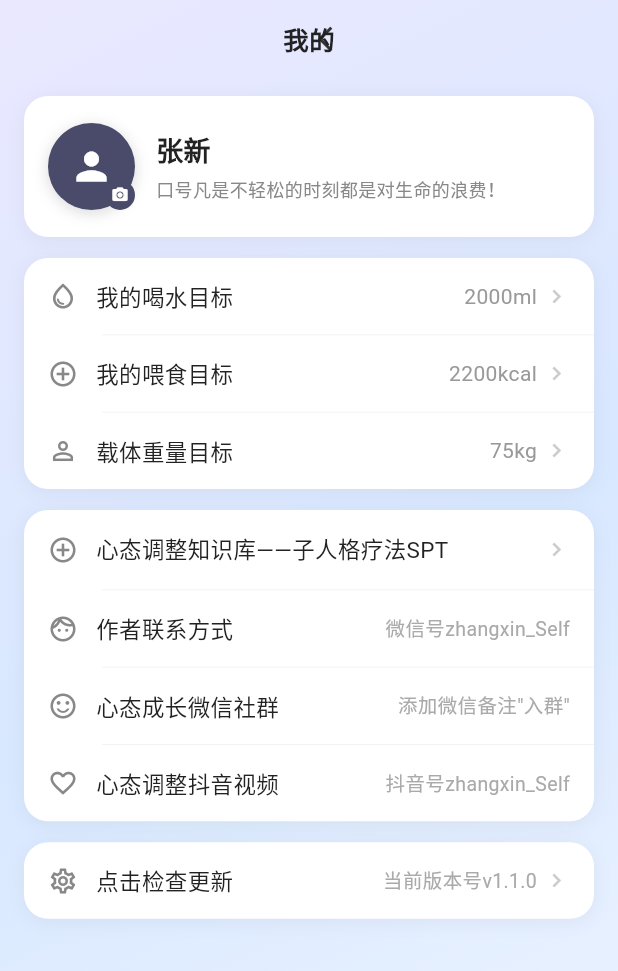
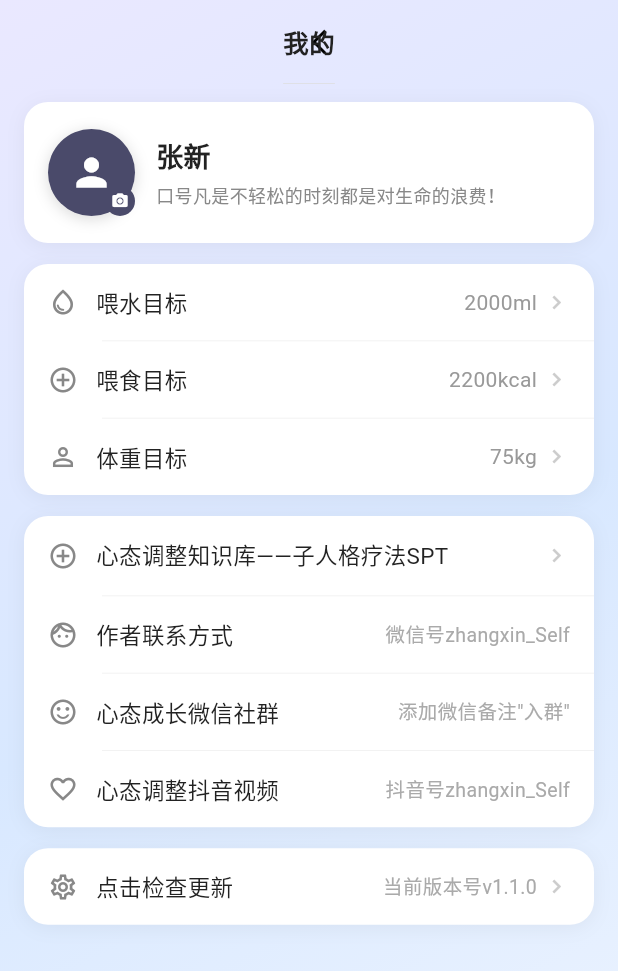
Before and after one commit to zhangxin142603-jpg/health_tracker, a Flutter app: the screen it shows after launch, after a tap on an icon or button, on a phone screen of 412 x 824 dp. Shown: the top 971 px of the screen. Run offline on Flutter 3.47's test engine with Material 3 defaults, Android fonts, the phone set to English and light mode, and no system bars; our stand-ins replace image_picker, package_info_plus, webview_flutter; Roboto replaces fonts that are missing (PingFang SC).

Commit message:
feat: 优化个人资料页面UI，添加头像显示和页面过渡动画
- 首页头像显示用户上传的头像
- 个人资料页面添加从右向左滑动过渡动画
- 调整多个页面的AppBar高度和图标颜色
- 更新pubspec.lock使用国内镜像源

```diff
--- a/lib/main.dart
+++ b/lib/main.dart
@@ -1,3 +1,4 @@
+import 'dart:io';
 import 'package:flutter/material.dart';
 import 'package:flutter_localizations/flutter_localizations.dart';
 import 'package:provider/provider.dart';
@@ -198,23 +199,23 @@ class _HomePageState extends State<HomePage> {
               child: GestureDetector(
                 onTap: () => Navigator.push(
                   context,
-                  MaterialPageRoute(builder: (_) => const ProfilePage()),
-                ),
-                child: Container(
-                  width: 40,
-                  height: 40,
-                  decoration: BoxDecoration(
-                    color: Colors.white.withOpacity(0.25),
-                    shape: BoxShape.circle,
-                  ),
-                  child: const Center(
-                    child: Text('我',
-                        style: TextStyle(
-                            color: Colors.white,
-                            fontSize: 15,
-                            fontWeight: FontWeight.w500)),
+                  PageRouteBuilder(
+                    pageBuilder: (context, animation, secondaryAnimation) => const ProfilePage(),
+                    transitionsBuilder: (context, animation, secondaryAnimation, child) {
+                      const begin = Offset(-1.0, 0.0);
+                      const end = Offset.zero;
+                      const curve = Curves.easeInOut;
+                      var tween = Tween(begin: begin, end: end).chain(CurveTween(curve: curve));
+                      var offsetAnimation = animation.drive(tween);
+                      return SlideTransition(
+                        position: offsetAnimation,
+                        child: child,
+                      );
+                    },
+                    transitionDuration: const Duration(milliseconds: 300),
                   ),
                 ),
+                child: _buildAvatar(context),
               ),
             ),
             // Date (centered, tappable)
@@ -264,6 +265,39 @@ class _HomePageState extends State<HomePage> {
     );
   }
 
+  Widget _buildAvatar(BuildContext context) {
+    final provider = Provider.of<AppProvider>(context);
+    if (provider.userAvatarPath.isNotEmpty) {
+      return Container(
+        width: 40,
+        height: 40,
+        decoration: BoxDecoration(
+          shape: BoxShape.circle,
+          image: DecorationImage(
+            image: FileImage(File(provider.userAvatarPath)),
+            fit: BoxFit.cover,
+          ),
+        ),
+      );
+    } else {
+      return Container(
+        width: 40,
+        height: 40,
+        decoration: BoxDecoration(
+          color: Color.fromARGB(64, 255, 255, 255),
+          shape: BoxShape.circle,
+        ),
+        child: const Center(
+          child: Text('我',
+              style: TextStyle(
+                  color: Colors.white,
+                  fontSize: 15,
+                  fontWeight: FontWeight.w500)),
+        ),
+      );
+    }
+  }
+
   // ─── Summary card (expandable) ─────────────────────────────────────────────
 
   Widget _buildSummaryCard(AppProvider provider) {
@@ -301,7 +335,7 @@ class _HomePageState extends State<HomePage> {
         borderRadius: BorderRadius.circular(16),
         boxShadow: [
           BoxShadow(
-            color: Colors.black.withOpacity(0.04),
+            color: Color.fromARGB(10, 0, 0, 0),
             blurRadius: 8,
             offset: const Offset(0, 2),
           ),
@@ -708,7 +742,7 @@ class _HomePageState extends State<HomePage> {
         color: Colors.white,
         boxShadow: [
           BoxShadow(
-            color: Colors.black.withOpacity(0.06),
+            color: Color.fromARGB(15, 0, 0, 0),
             blurRadius: 12,
             offset: const Offset(0, -2),
           ),
@@ -792,7 +826,7 @@ class _TimelineCard extends StatelessWidget {
           borderRadius: BorderRadius.circular(14),
           boxShadow: [
             BoxShadow(
-              color: Colors.black.withOpacity(0.04),
+              color: Color.fromARGB(10, 0, 0, 0),
               blurRadius: 6,
               offset: const Offset(0, 2),
             ),
--- a/lib/screens/custom_page.dart
+++ b/lib/screens/custom_page.dart
@@ -206,7 +206,7 @@ class _CustomPageState extends State<CustomPage> {
             TextField(
               controller: _notesCtrl,
               maxLines: 5,
-              maxLength: 200,
+              maxLength: 500,
               style: const TextStyle(fontSize: 14),
               decoration: const InputDecoration(
                 hintText: '选填',
--- a/lib/screens/diaper_page.dart
+++ b/lib/screens/diaper_page.dart
@@ -253,7 +253,7 @@ class _DiaperPageState extends State<DiaperPage> {
             TextField(
               controller: _notesCtrl,
               maxLines: 4,
-              maxLength: 200,
+              maxLength: 500,
               style: const TextStyle(fontSize: 14),
               decoration: InputDecoration(
                 hintText: AppLocalizations.of(context).diaperNotesHint,
--- a/lib/screens/feeding_page.dart
+++ b/lib/screens/feeding_page.dart
@@ -369,7 +369,7 @@ class _FeedingPageState extends State<FeedingPage> {
             TextField(
               controller: _notesCtrl,
               maxLines: 4,
-              maxLength: 200,
+              maxLength: 500,
               style: const TextStyle(fontSize: 14),
               decoration: InputDecoration(
                 hintText: AppLocalizations.of(context).feedingNotesHint,
--- a/lib/screens/generic_record_page.dart
+++ b/lib/screens/generic_record_page.dart
@@ -172,7 +172,7 @@ class _GenericRecordPageState extends State<GenericRecordPage> {
             TextField(
               controller: _notesCtrl,
               maxLines: 5,
-              maxLength: 200,
+              maxLength: 500,
               style: const TextStyle(fontSize: 14),
               decoration: const InputDecoration(
                 hintText: '选填',
--- a/lib/screens/medication_page.dart
+++ b/lib/screens/medication_page.dart
@@ -291,7 +291,7 @@ class _MedicationPageState extends State<MedicationPage> {
             TextField(
               controller: _notesCtrl,
               maxLines: 4,
-              maxLength: 200,
+              maxLength: 500,
               style: const TextStyle(fontSize: 14),
               decoration: const InputDecoration(
                 hintText: '选填',
--- a/lib/screens/profile_page.dart
+++ b/lib/screens/profile_page.dart
@@ -53,16 +53,16 @@ class ProfilePage extends StatelessWidget {
 
   Widget _buildAppBar(BuildContext context) {
     return SizedBox(
-      height: 52,
+      height: 56,
       child: Stack(
         alignment: Alignment.center,
         children: [
           // Back button
           Positioned(
-            left: 4,
+            left: 0,
             child: IconButton(
               icon: const Icon(Icons.arrow_back_ios_new,
-                  color: Color(0xFF333333), size: 20),
+                  color: Colors.black, size: 20),
               onPressed: () => Navigator.pop(context),
             ),
           ),
@@ -74,6 +74,13 @@ class ProfilePage extends StatelessWidget {
               fontWeight: FontWeight.w600,
               color: Color(0xFF222222),
             ),
+          ),
+          // Bottom divider - to match other pages
+          Positioned(
+            left: 0,
+            right: 0,
+            bottom: 0,
+            child: Container(height: 0.5, color: const Color(0xFFDDDDDD)),
           ),
         ],
       ),
@@ -277,11 +284,11 @@ class _GoalsCard extends StatelessWidget {
       children: [
         _GoalRow(
           icon: Icons.water_drop_outlined,
-          label: '我的喝水目标',
+          label: '喂水目标',
           value: '${provider.waterGoalMl}ml',
           onTap: () => _editGoal(
             context,
-            title: '喝水目标',
+            title: '喂水目标',
             unit: 'ml',
             initial: provider.waterGoalMl,
             onSave: (v) => provider.updateGoals(waterGoalMl: v),
@@ -290,7 +297,7 @@ class _GoalsCard extends StatelessWidget {
         _Divider(),
         _GoalRow(
           icon: Icons.add_circle_outline,
-          label: '我的喂食目标',
+          label: '喂食目标',
           value: '${provider.foodGoalKcal}kcal',
           onTap: () => _editGoal(
             context,
@@ -303,11 +310,11 @@ class _GoalsCard extends StatelessWidget {
         _Divider(),
         _GoalRow(
           icon: Icons.person_outline,
-          label: '载体重量目标',
+          label: '体重目标',
           value: '${provider.weightGoalKg}kg',
           onTap: () => _editGoal(
             context,
-            title: '载体重量目标',
+            title: '体重目标',
             unit: 'kg',
             initial: provider.weightGoalKg,
             onSave: (v) => provider.updateGoals(weightGoalKg: v),
--- a/lib/screens/sleep_page.dart
+++ b/lib/screens/sleep_page.dart
@@ -172,7 +172,7 @@ class _SleepPageState extends State<SleepPage> {
             TextField(
               controller: _notesCtrl,
               maxLines: 5,
-              maxLength: 200,
+              maxLength: 500,
               style: const TextStyle(fontSize: 14),
               decoration: InputDecoration(
                 hintText: AppLocalizations.of(context).sleepNotesHint,
```
Also changed, not shown: pubspec.lock.
